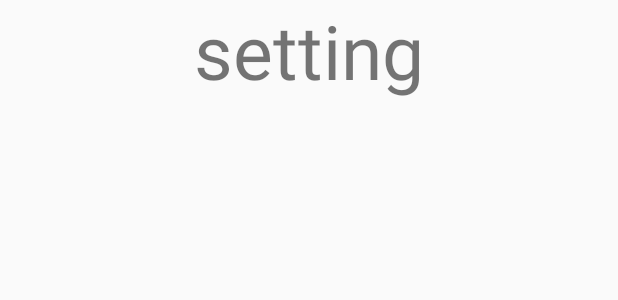
After one commit to kimi985566/calligraphyRecognize, an Android app: the layout fragment_setting.xml on its own in the app's theme, with its tools: preview values and no code run, on a phone screen of 412 x 824 dp. The commit adds this screen. Shown: the top 300 px of the screen. Run offline under Robolectric (Android 15) with nearby library versions, the phone set to English and light mode, and no system bars; Roboto replaces fonts that are not available here.

Commit message:
my application

```diff
--- /dev/null
+++ b/app/src/main/res/layout/fragment_setting.xml
@@ -0,0 +1,16 @@
+<?xml version="1.0" encoding="utf-8"?>
+<LinearLayout
+    xmlns:android="http://schemas.android.com/apk/res/android"
+    android:layout_width="match_parent"
+    android:layout_height="match_parent"
+    android:orientation="vertical">
+
+    <TextView
+        android:layout_width="match_parent"
+        android:layout_height="wrap_content"
+        android:layout_gravity="center"
+        android:gravity="center"
+        android:text="setting"
+        android:textSize="50sp"/>
+
+</LinearLayout>
```
Also changed, not shown: app/src/main/java/yangchengyu/shmtu/edu/cn/calligraphyrecognize/MainFragment.java (+60 -0 lines), app/src/main/res/layout/fragment_camera.xml (added, +15 -0 lines).
